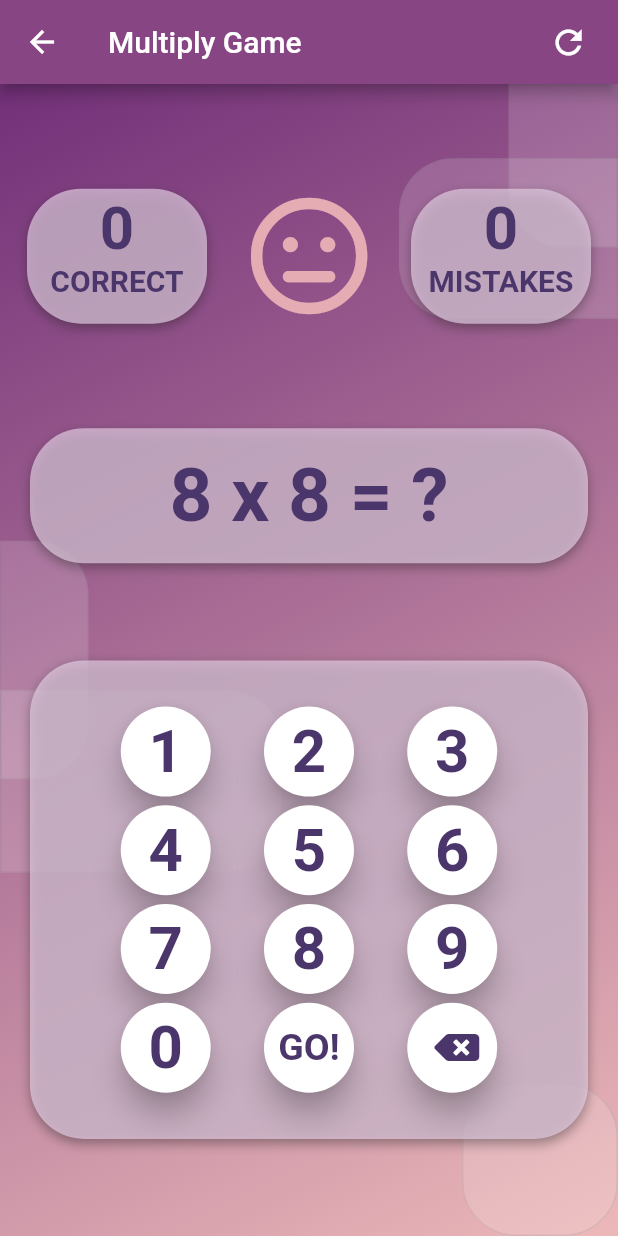
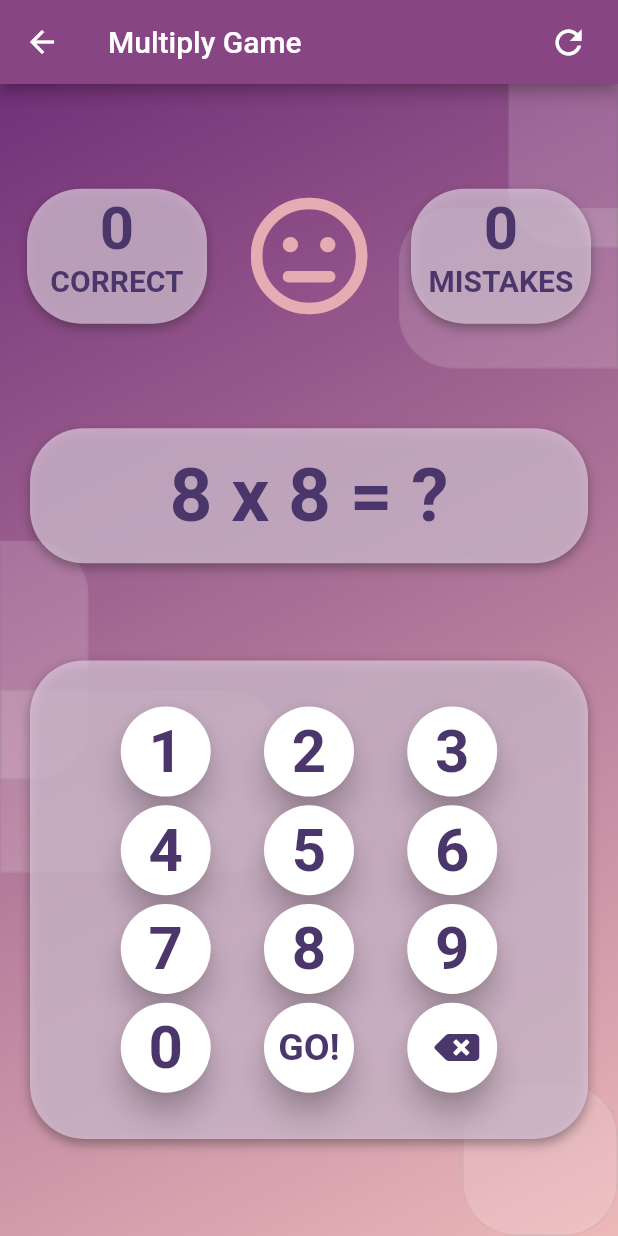
Before and after one commit to zvikasan/newMultiplyApp, a Flutter app: the TrainingModeDesigned screen opened directly, on a phone screen of 412 x 824 dp. Run offline on Flutter 3.47's test engine with Material 2 defaults, Android fonts, the phone set to English and light mode, and no system bars; our stand-ins replace audioplayers, font_awesome_flutter.

Commit message:
slight design tweaks

```diff
--- a/lib/training_mode_screen.dart
+++ b/lib/training_mode_screen.dart
@@ -57,7 +57,7 @@ class _TrainingModeDesignedState extends State<TrainingModeDesigned> {
         ),
         body: Stack(children: <Widget>[
           Align(
-            alignment: Alignment(1.0, -0.85),
+            alignment: Alignment(1.0, -0.75),
             child: Container(
               width: 146.0,
               height: 107.0,
```
